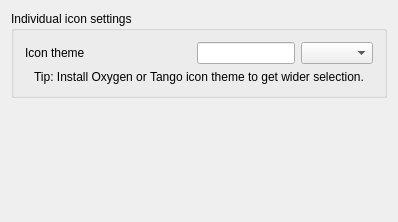
The window that kmymoney/dialogs/settings/ksettingsiconsdecl.ui (KDE/kmymoney) describes before a commit, drawn with Qt 5.
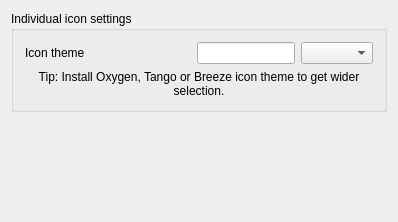
The same window after the commit.

Commit message: Add breeze to icon themes

```diff
--- a/kmymoney/dialogs/settings/ksettingsiconsdecl.ui
+++ b/kmymoney/dialogs/settings/ksettingsiconsdecl.ui
@@ -69,7 +69,7 @@
       <item row="1" column="0" colspan="4">
        <widget class="QLabel" name="lblTip">
         <property name="text">
-         <string>&lt;html&gt;&lt;head/&gt;&lt;body&gt;&lt;p align=&quot;center&quot;&gt;Tip: Install Oxygen or Tango icon theme to get wider selection.&lt;/p&gt;&lt;/body&gt;&lt;/html&gt;</string>
+         <string>&lt;html&gt;&lt;head/&gt;&lt;body&gt;&lt;p align=&quot;center&quot;&gt;Tip: Install Oxygen, Tango or Breeze icon theme to get wider selection.&lt;/p&gt;&lt;/body&gt;&lt;/html&gt;</string>
         </property>
         <property name="wordWrap">
          <bool>true</bool>
```
The commit also changes 7 other files.
